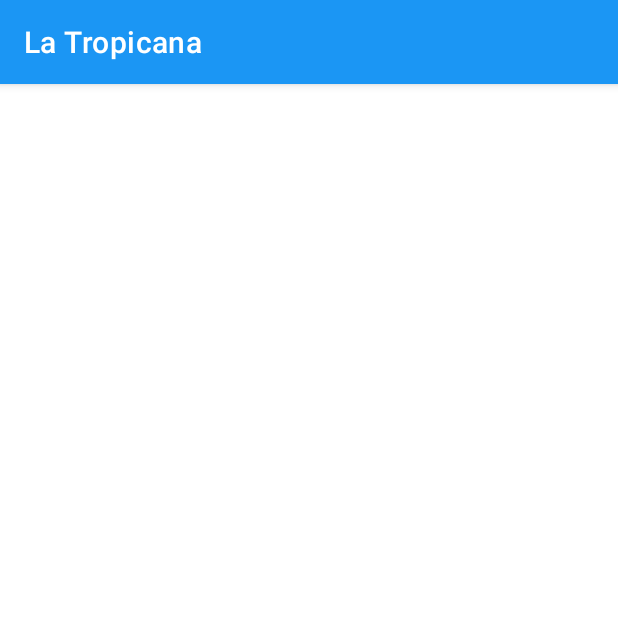
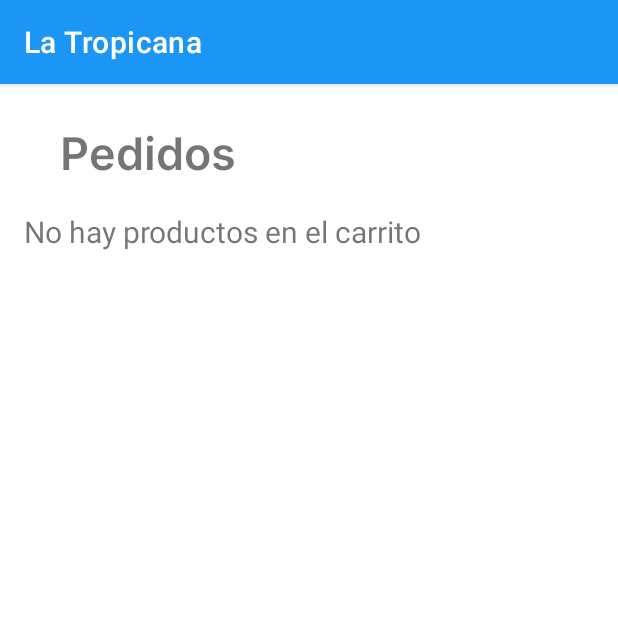
Before and after one commit to xHotTaco/LaTropicana, an Android app: the fragment HomeFragment shown on its own in the app's theme, on a phone screen of 412 x 824 dp, the top half of it. Run offline under Robolectric (Android 15) with nearby library versions, the phone set to English and light mode, and no system bars.

Commit message:
Version final

```diff
--- a/app/src/main/java/com/example/prueba2/ui/home/HomeFragment.java
+++ b/app/src/main/java/com/example/prueba2/ui/home/HomeFragment.java
@@ -1,5 +1,6 @@
 package com.example.prueba2.ui.home;
 
+import android.content.SharedPreferences;
 import android.os.Bundle;
 import android.view.LayoutInflater;
 import android.view.View;
@@ -8,13 +9,22 @@ import android.widget.TextView;
 
 import androidx.annotation.NonNull;
 import androidx.fragment.app.Fragment;
+import androidx.fragment.app.FragmentManager;
+import androidx.fragment.app.FragmentTransaction;
 import androidx.lifecycle.ViewModelProvider;
 
+import com.example.prueba2.Producto;
 import com.example.prueba2.databinding.FragmentHomeBinding;
+import com.google.gson.Gson;
+
+import org.w3c.dom.Text;
+
+import java.lang.reflect.Type;
 
 public class HomeFragment extends Fragment {
 
     private FragmentHomeBinding binding;
+    private TextView txt_pedidos;
 
     public View onCreateView(@NonNull LayoutInflater inflater,
                              ViewGroup container, Bundle savedInstanceState) {
@@ -23,6 +33,27 @@ public class HomeFragment extends Fragment {
 
         binding = FragmentHomeBinding.inflate(inflater, container, false);
         View root = binding.getRoot();
+
+        txt_pedidos = (TextView) binding.txtPedidosRes;
+
+        SharedPreferences pedidos = getActivity().getSharedPreferences("pedido", getActivity().MODE_PRIVATE);
+        Gson gson = new Gson();
+        String json = pedidos.getString("arr_productos", null);
+        Type type = new com.google.gson.reflect.TypeToken<Producto[]>(){}.getType();
+        Producto[] productos = gson.fromJson(json, type);
+        if (productos == null) {
+            txt_pedidos.setText("No hay productos en el carrito");
+        }
+        else {
+            String resultado = "";
+            for (int i = 0; i < productos.length; i++) {
+                resultado += "Producto: " + productos[i].getNombre() + "\n";
+                resultado += "Precio: " + productos[i].getPrecio() + "\n";
+                resultado += "Detalles: " + productos[i].getDescripcion() + "\n";
+                resultado += "--------------------------\n";
+            }
+            txt_pedidos.setText(resultado);
+        }
 
         //final TextView textView = binding.textHome;
         //homeViewModel.getText().observe(getViewLifecycleOwner(), textView::setText);
--- a/app/src/main/res/layout/fragment_home.xml
+++ b/app/src/main/res/layout/fragment_home.xml
@@ -4,4 +4,39 @@
     xmlns:tools="http://schemas.android.com/tools"
     android:layout_width="match_parent"
     android:layout_height="match_parent"
-    tools:context=".ui.home.HomeFragment"/>
+    tools:context=".ui.home.HomeFragment">
+
+    <TextView
+        android:id="@+id/txtPedidosTitulo"
+        android:layout_width="wrap_content"
+        android:layout_height="wrap_content"
+        android:text="Pedidos"
+        android:textSize="30sp"
+        android:fontFamily="@font/inter_semibold"
+        android:layout_marginLeft="40dp"
+        android:layout_marginTop="24dp"
+        app:layout_constraintStart_toStartOf="parent"
+        app:layout_constraintTop_toTopOf="parent" />
+
+    <ScrollView
+        android:layout_width="380dp"
+        android:layout_height="599dp"
+        android:layout_marginTop="20dp"
+        app:layout_constraintEnd_toEndOf="parent"
+        app:layout_constraintStart_toStartOf="parent"
+        app:layout_constraintTop_toBottomOf="@+id/txtPedidosTitulo">
+
+        <LinearLayout
+            android:layout_width="match_parent"
+            android:layout_height="wrap_content"
+            android:orientation="vertical">
+
+            <TextView
+                android:id="@+id/txtPedidosRes"
+                android:layout_width="match_parent"
+                android:layout_height="wrap_content"
+                android:text=""
+                android:textSize="20dp" />
+        </LinearLayout>
+    </ScrollView>
+</androidx.constraintlayout.widget.ConstraintLayout>
```
